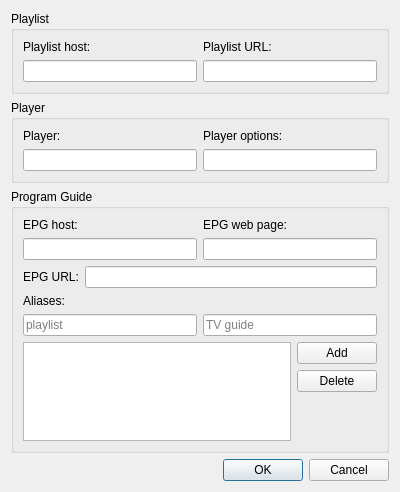
Above: tvnao/settings_dialog.ui from loimu/tvnao before the change. Below: the same form after it.
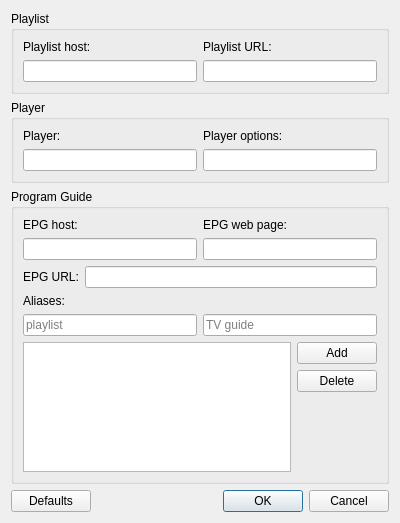
That is the form after the change.

Commit message: moving settings to a separate file

```diff
--- a/tvnao/settings_dialog.ui
+++ b/tvnao/settings_dialog.ui
@@ -7,7 +7,7 @@
     <x>0</x>
     <y>0</y>
     <width>400</width>
-    <height>492</height>
+    <height>523</height>
    </rect>
   </property>
   <property name="windowTitle">
@@ -237,6 +237,28 @@
             </property>
            </spacer>
           </item>
+          <item>
+           <widget class="QLabel" name="errorLabel">
+            <property name="minimumSize">
+             <size>
+              <width>0</width>
+              <height>52</height>
+             </size>
+            </property>
+            <property name="maximumSize">
+             <size>
+              <width>80</width>
+              <height>16777215</height>
+             </size>
+            </property>
+            <property name="text">
+             <string/>
+            </property>
+            <property name="wordWrap">
+             <bool>true</bool>
+            </property>
+           </widget>
+          </item>
          </layout>
         </item>
        </layout>
@@ -247,9 +269,9 @@
    <item>
     <layout class="QHBoxLayout" name="horizontalLayout_4">
      <item>
-      <widget class="QLabel" name="errorLabel">
+      <widget class="QPushButton" name="defaultsButton">
        <property name="text">
-        <string/>
+        <string>Defaults</string>
        </property>
       </widget>
      </item>
```
The commit also changes 5 other files.
